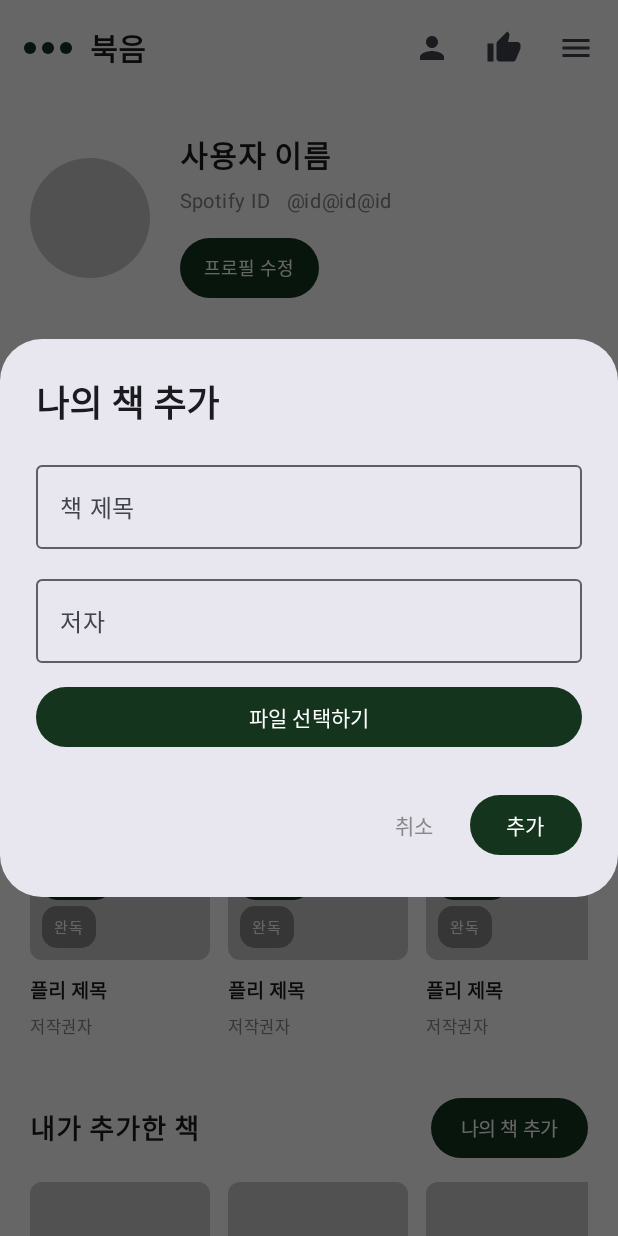
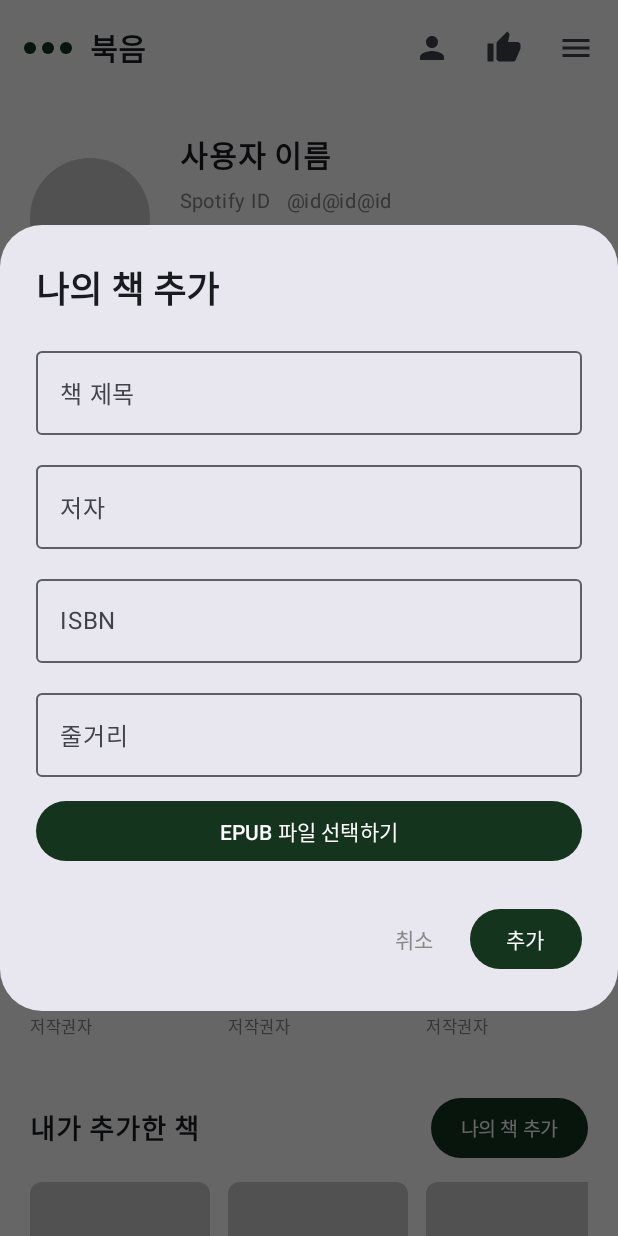
Before and after one commit to Yeeeeerin514/Book-Eum, an Android app built with Jetpack Compose: the composable UserProfileScreen shown on its own in the app's theme, after a tap on "나의 책 추가", on a phone screen of 412 x 824 dp. Run offline under Robolectric (Android 15) with nearby library versions, the phone set to English and light mode, and no system bars; Roboto replaces fonts that are not available here.

Commit message:
내 서재(user) UI : 책 추가 화면에 isbn, 줄거리 추가, epub만 받도록 함

```diff
--- a/app/src/main/java/com/example/book_m_front/ui/theme/ui/User.kt
+++ b/app/src/main/java/com/example/book_m_front/ui/theme/ui/User.kt
@@ -198,8 +198,8 @@ fun UserProfileScreen() {
     if (showAddBookDialog) {
         AddBookDialog(
             onDismiss = { showAddBookDialog = false },
-            onConfirm = { bookTitle, author ->
-                // 책 추가 로직 구현
+            onConfirm = { bookTitle, author, isbn, plot ->
+                // 책 추가 로직 구현    아마 이 아래에 백엔드로 보내는 함수?
                 println("책 추가: $bookTitle by $author")
                 showAddBookDialog = false
             },
@@ -266,14 +266,6 @@ fun SectionTitle(title: String) {
 
 @Composable
 fun BookRow(books: List<BookItem>, darkGreen: Color, onBookClick: (BookItem) -> Unit) {
-    /*Row(
-        modifier = Modifier.fillMaxWidth(),
-        horizontalArrangement = Arrangement.spacedBy(12.dp)
-    ) {
-        books.take(4).forEach { book ->
-            BookCard(book, darkGreen, modifier = Modifier.weight(1f))
-        }
-    }*/
 
     LazyRow(
         horizontalArrangement = Arrangement.spacedBy(12.dp)
@@ -390,11 +382,14 @@ fun Badge(backgroundColor: Color, text: String) {
 @Composable
 fun AddBookDialog(
     onDismiss: () -> Unit,
-    onConfirm: (String, String) -> Unit,
+    onConfirm: (String, String, String, String) -> Unit,
     darkGreen: Color
 ) {
     var bookTitle by remember { mutableStateOf("") }
     var author by remember { mutableStateOf("") }
+    var isbn by remember { mutableStateOf("") }
+    var plot by remember { mutableStateOf("") }
+
     var selectedFileUri by remember { mutableStateOf<Uri?>(null) }
 
     val filePickerLauncher = rememberLauncherForActivityResult(
@@ -430,6 +425,22 @@ fun AddBookDialog(
                     singleLine = true
                 )
                 Spacer(modifier = Modifier.height(12.dp))
+                OutlinedTextField(
+                    value = isbn,
+                    onValueChange = { isbn = it },
+                    label = { Text("ISBN") },
+                    modifier = Modifier.fillMaxWidth(),
+                    singleLine = true
+                )
+                Spacer(modifier = Modifier.height(12.dp))
+                OutlinedTextField(
+                    value = plot,
+                    onValueChange = { plot = it },
+                    label = { Text("줄거리") },
+                    modifier = Modifier.fillMaxWidth(),
+                    maxLines = 10
+                )
+                Spacer(modifier = Modifier.height(12.dp))
                 Button(
                     modifier = Modifier.fillMaxWidth(),
                     colors = ButtonDefaults.buttonColors(
@@ -437,9 +448,9 @@ fun AddBookDialog(
                     ),
                     onClick = {
                     // 파일 유형 필터 설정 (예: 모든 파일 or 특정 MIME)
-                    filePickerLauncher.launch(arrayOf("*/*"))
+                    filePickerLauncher.launch(arrayOf("application/epub+zip"))
                 }) {
-                    Text("파일 선택하기")
+                    Text("EPUB 파일 선택하기")
                 }
 
                 selectedFileUri?.let {
@@ -447,11 +458,14 @@ fun AddBookDialog(
                 }
             }
         },
+        //확인 버튼.
         confirmButton = {
             Button(
                 onClick = {
-                    if (bookTitle.isNotBlank() && author.isNotBlank()) {
-                        onConfirm(bookTitle, author)
+                    if (bookTitle.isNotBlank() && author.isNotBlank()
+                        &&isbn.isNotBlank() && plot.isNotBlank()
+                        && selectedFileUri != null) {
+                        onConfirm(bookTitle, author, isbn, plot)
                     }
                 },
                 colors = ButtonDefaults.buttonColors(
```
Also changed, not shown: app/src/main/java/com/example/book_m_front/MainActivity.kt (+2 -5 lines).
